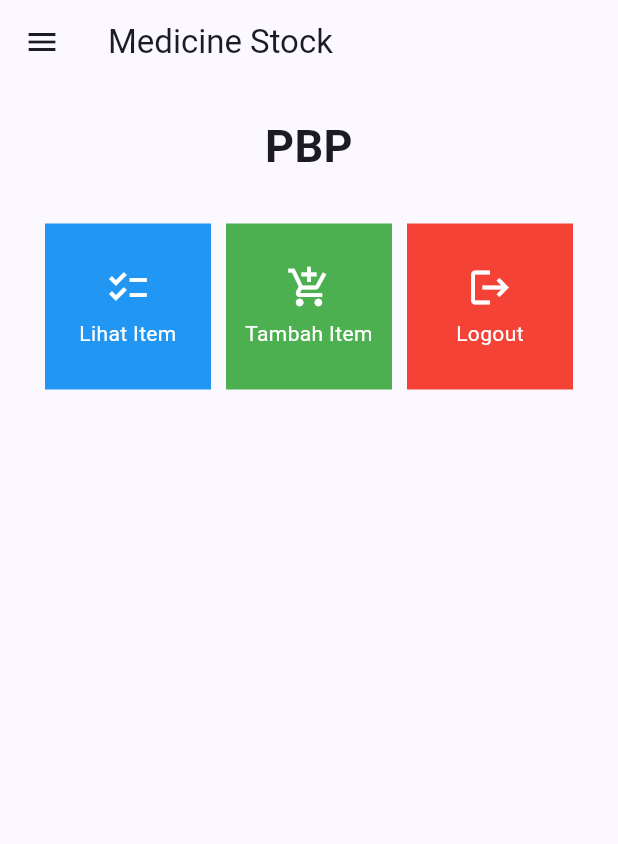
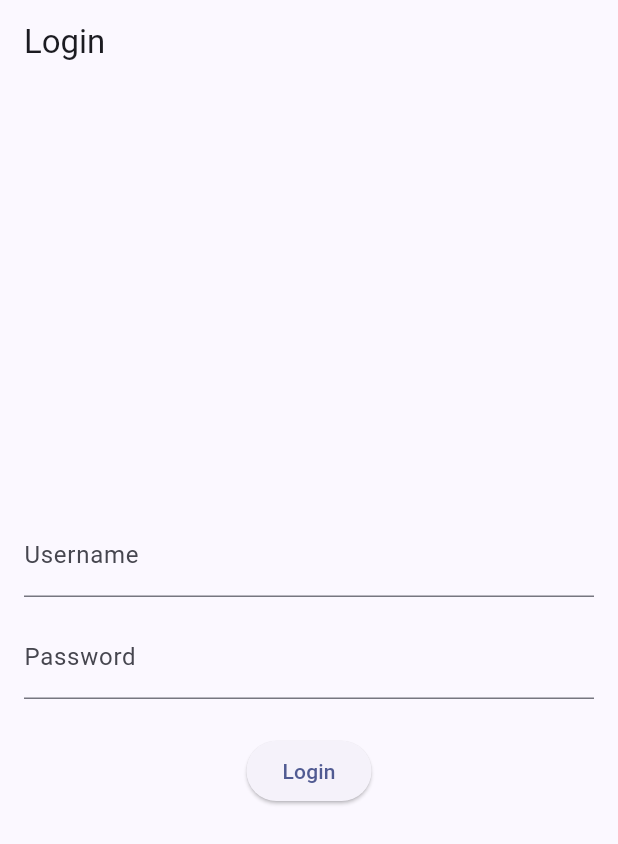
Before and after one commit to gnh374/medicine-stock-mobile, a Flutter app: the screen it shows after launch, on a phone screen of 412 x 824 dp. Shown: the top 844 px of the screen. Run offline on Flutter 3.47's test engine with Material 2 defaults, Android fonts, the phone set to English and light mode, and no system bars; missing offline and left inert: pbp_django_auth.

Commit message:
DO Tugas 9

```diff
--- a/lib/main.dart
+++ b/lib/main.dart
@@ -1,38 +1,29 @@
 import 'package:flutter/material.dart';
+import 'package:medicine_stock/screens/login.dart';
 
 import 'package:medicine_stock/screens/menu.dart';
+import 'package:pbp_django_auth/pbp_django_auth.dart';
+import 'package:provider/provider.dart';
 void main() {
   runApp(const MyApp());
 }
+class MyApp extends StatelessWidget {
+    const MyApp({Key? key}) : super(key: key);
 
-class MyApp extends StatelessWidget {
-  const MyApp({super.key});
-
-  // This widget is the root of your application.
     @override
     Widget build(BuildContext context) {
-    return MaterialApp(
-      title: 'Flutter Demo',
+        return Provider(
+            create: (_) {
+                CookieRequest request = CookieRequest();
+                return request;
+            },
+            child: MaterialApp(
+                title: 'Flutter App',
                 theme: ThemeData(
-        // This is the theme of your application.
-        //
-        // TRY THIS: Try running your application with "flutter run". You'll see
-        // the application has a blue toolbar. Then, without quitting the app,
-        // try changing the seedColor in the colorScheme below to Colors.green
-        // and then invoke "hot reload" (save your changes or press the "hot
-        // reload" button in a Flutter-supported IDE, or press "r" if you used
-        // the command line to start the app).
-        //
-        // Notice that the counter didn't reset back to zero; the application
-        // state is not lost during the reload. To reset the state, use hot
-        // restart instead.
-        //
-        // This works for code too, not just values: Most code changes can be
-        // tested with just a hot reload.
                     colorScheme: ColorScheme.fromSeed(seedColor: Colors.indigo),
                     useMaterial3: true,
                 ),
-      home: MyHomePage(),
+                home: LoginPage()),
             );
     }
 }
--- /dev/null
+++ b/lib/screens/login.dart
@@ -0,0 +1,114 @@
+import 'package:medicine_stock/screens/menu.dart';
+import 'package:flutter/material.dart';
+import 'package:pbp_django_auth/pbp_django_auth.dart';
+import 'package:provider/provider.dart';
+
+void main() {
+  runApp(const LoginApp());
+}
+
+class LoginApp extends StatelessWidget {
+  const LoginApp({super.key});
+
+  @override
+  Widget build(BuildContext context) {
+    return MaterialApp(
+      title: 'Login',
+      theme: ThemeData(
+        primarySwatch: Colors.blue,
+      ),
+      home: const LoginPage(),
+    );
+  }
+}
+
+class LoginPage extends StatefulWidget {
+  const LoginPage({super.key});
+
+  @override
+  _LoginPageState createState() => _LoginPageState();
+}
+
+class _LoginPageState extends State<LoginPage> {
+  final TextEditingController _usernameController = TextEditingController();
+  final TextEditingController _passwordController = TextEditingController();
+
+  @override
+  Widget build(BuildContext context) {
+    final request = context.watch<CookieRequest>();
+    return Scaffold(
+      appBar: AppBar(
+        title: const Text('Login'),
+      ),
+      body: Container(
+        padding: const EdgeInsets.all(16.0),
+        child: Column(
+          mainAxisAlignment: MainAxisAlignment.center,
+          children: [
+            TextField(
+              controller: _usernameController,
+              decoration: const InputDecoration(
+                labelText: 'Username',
+              ),
+            ),
+            const SizedBox(height: 12.0),
+            TextField(
+              controller: _passwordController,
+              decoration: const InputDecoration(
+                labelText: 'Password',
+              ),
+              obscureText: true,
+            ),
+            const SizedBox(height: 24.0),
+            ElevatedButton(
+              onPressed: () async {
+                String username = _usernameController.text;
+                String password = _passwordController.text;
+
+                // Cek kredensial
+                // TODO: Ganti URL dan jangan lupa tambahkan trailing slash (/) di akhir URL!
+                // Untuk menyambungkan Android emulator dengan Django pada localhost,
+                // gunakan URL http://10.0.2.2/
+                final response =
+                    await request.login("http://localhost:8000/auth/login/", {
+                  'username': username,
+                  'password': password,
+                });
+
+                if (request.loggedIn) {
+                  String message = response['message'];
+                  String uname = response['username'];
+                  Navigator.pushReplacement(
+                    context,
+                    MaterialPageRoute(builder: (context) => MyHomePage()),
+                  );
+                  ScaffoldMessenger.of(context)
+                    ..hideCurrentSnackBar()
+                    ..showSnackBar(SnackBar(
+                        content: Text("$message Selamat datang, $uname.")));
+                } else {
+                  showDialog(
+                    context: context,
+                    builder: (context) => AlertDialog(
+                      title: const Text('Login Gagal'),
+                      content: Text(response['message']),
+                      actions: [
+                        TextButton(
+                          child: const Text('OK'),
+                          onPressed: () {
+                            Navigator.pop(context);
+                          },
+                        ),
+                      ],
+                    ),
+                  );
+                }
+              },
+              child: const Text('Login'),
+            ),
+          ],
+        ),
+      ),
+    );
+  }
+}
--- a/pubspec.yaml
+++ b/pubspec.yaml
@@ -35,6 +35,9 @@
   # The following adds the Cupertino Icons font to your application.
   # Use with the CupertinoIcons class for iOS style icons.
   cupertino_icons: ^1.0.2
+  provider: ^6.1.1
+  pbp_django_auth: ^0.4.0
+  http: ^1.1.0
 
 dev_dependencies:
   flutter_test:
```
Also changed, not shown: lib/models/product.dart (added, +81 -0 lines), lib/screens/list_product.dart (added, +96 -0 lines), lib/screens/medicine_form.dart (+36 -32 lines), lib/screens/medicinedetail.dart (added, +40 -0 lines), lib/widgets/left_drawer.dart (+12 -0 lines), lib/widgets/medicine.dart (+33 -1 lines), pubspec.lock, 4 other files. Lines whose indentation alone changed are shown as unchanged.
